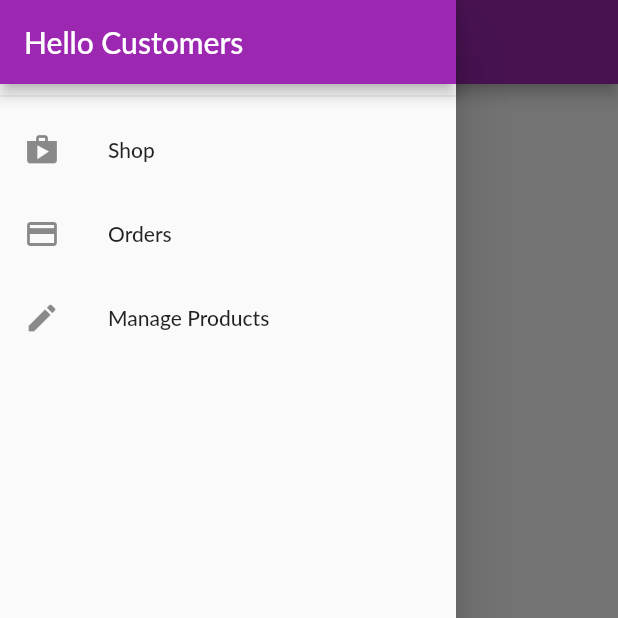
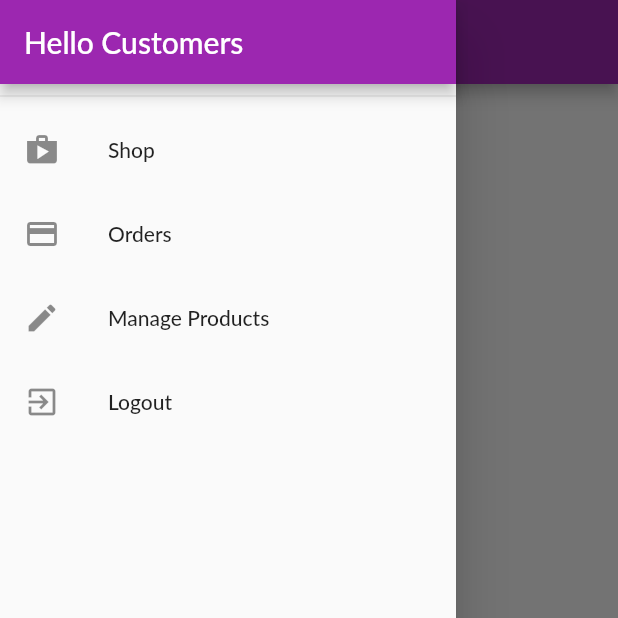
Before and after one commit to rrkas-materials/udemy_flutter_apps, a Flutter app: the OrdersScreen screen opened by its route, with the side drawer open, on a phone screen of 412 x 824 dp, the top half of it. Run offline on Flutter 3.47's test engine with Material 2 defaults, Android fonts, the phone set to English and light mode, and no system bars; network calls fail; Roboto replaces fonts that are missing (Lato).

Commit message:
11.14 over adding logout functionality

```diff
--- a/shop_app/lib/screens/auth_screen.dart
+++ b/shop_app/lib/screens/auth_screen.dart
@@ -155,8 +155,9 @@ class _AuthCardState extends State<AuthCard> {
       }
       _showErrorDialog(msg);
     } catch (error) {
-      const msg = 'Could not authenticate! Try again !!';
-      _showErrorDialog(msg);
+      print(error.toString());
+//      const msg = 'Could not authenticate! Try again !!';
+//      _showErrorDialog(msg);
     }
     setState(() {
       _isLoading = false;
--- a/shop_app/lib/widgets/app_drawer.dart
+++ b/shop_app/lib/widgets/app_drawer.dart
@@ -1,4 +1,6 @@
 import 'package:flutter/material.dart';
+import 'package:provider/provider.dart';
+import 'package:shopapp/providers/auth.dart';
 import 'package:shopapp/utils/routes_names.dart';
 
 class AppDrawer extends StatelessWidget {
@@ -35,6 +37,13 @@ class AppDrawer extends StatelessWidget {
                   .pushReplacementNamed(RouteNames.USER_PRODUCTS_SCREEN_ROUTE);
             },
           ),
+          ListTile(
+            leading: Icon(Icons.exit_to_app),
+            title: Text('Logout'),
+            onTap: () {
+              Provider.of<Auth>(context, listen: false).logout();
+            },
+          ),
         ],
       ),
     );
```
Also changed, not shown: shop_app/lib/main.dart (+8 -7 lines), shop_app/lib/providers/auth.dart (+12 -8 lines).
